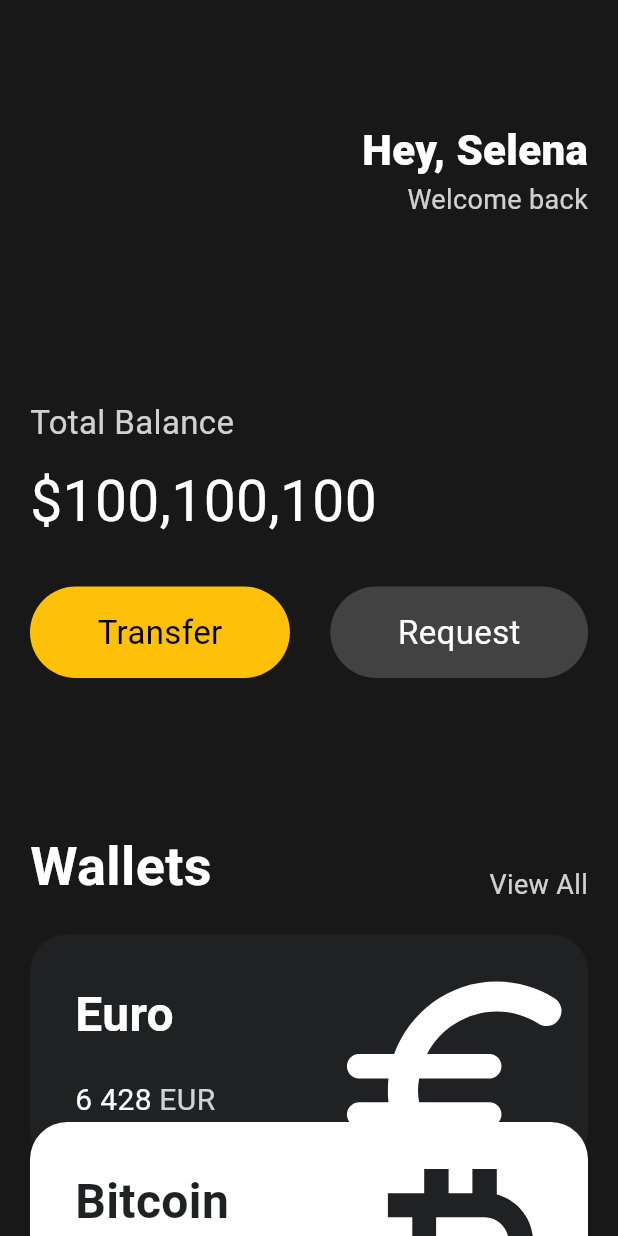
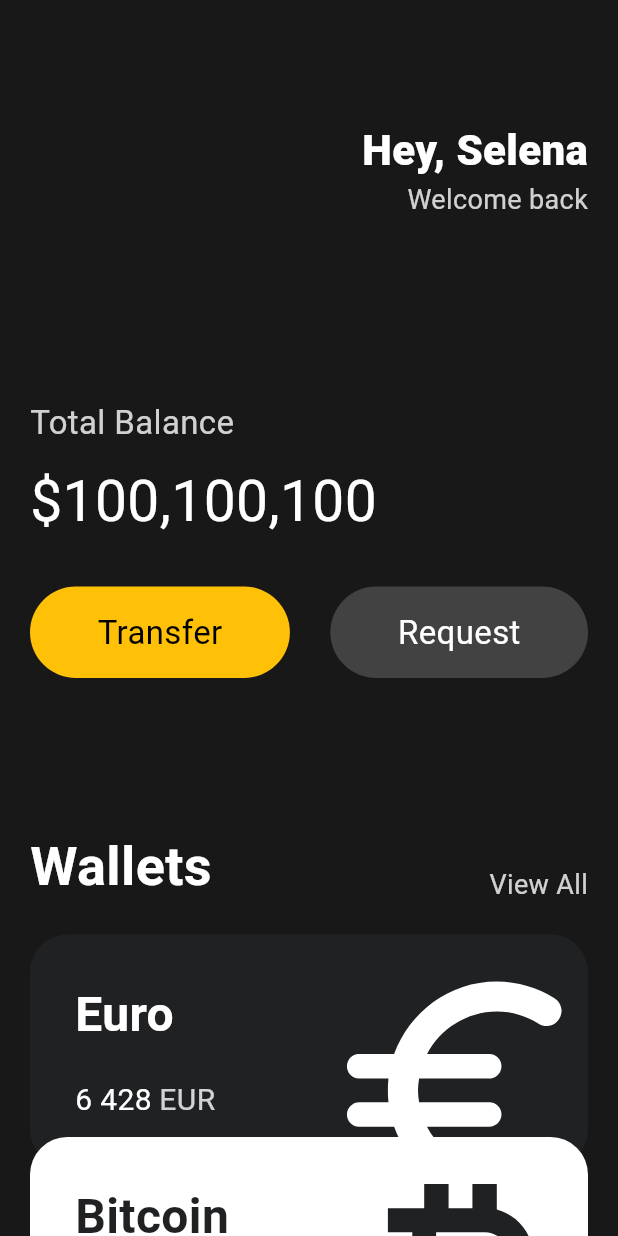
Before and after one commit to OneTen19/capstone_flutter_study, a Flutter app: the screen it shows after launch, on a phone screen of 412 x 824 dp. Run offline on Flutter 3.47's test engine with Material 3 defaults, Android fonts, the phone set to English and light mode, and no system bars.

Commit message:
#3.8 Reusable Cards

```diff
--- a/lib/main.dart
+++ b/lib/main.dart
@@ -116,7 +116,7 @@ class MyApp extends StatelessWidget {
                   isInverted: false,
                 ),
                 Transform.translate(
-                  offset: const Offset(0, -30),
+                  offset: const Offset(0, -20),
                   child: const CurrencyCard(
                     name: 'Bitcoin',
                     code: 'BTC',
@@ -126,7 +126,7 @@ class MyApp extends StatelessWidget {
                   ),
                 ),
                 Transform.translate(
-                  offset: const Offset(0, -60),
+                  offset: const Offset(0, -40),
                   child: const CurrencyCard(
                     name: 'Dollar',
                     code: 'USD',
```
